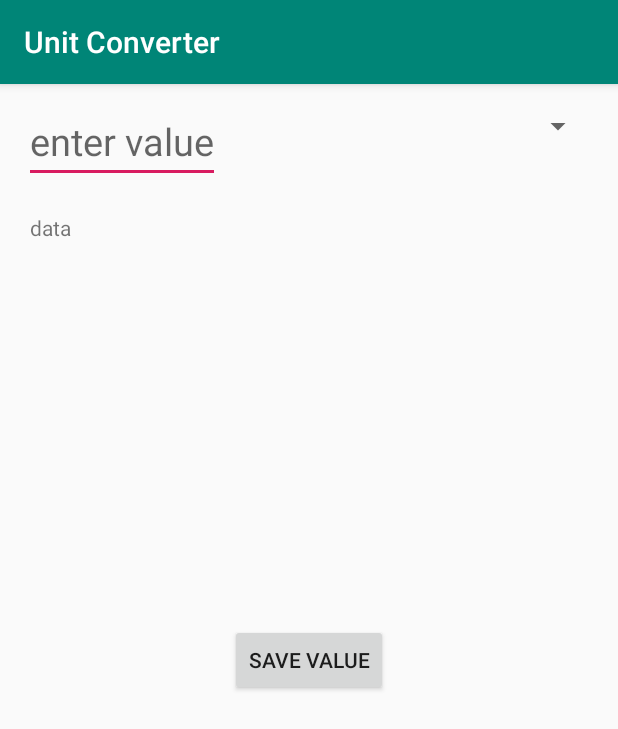
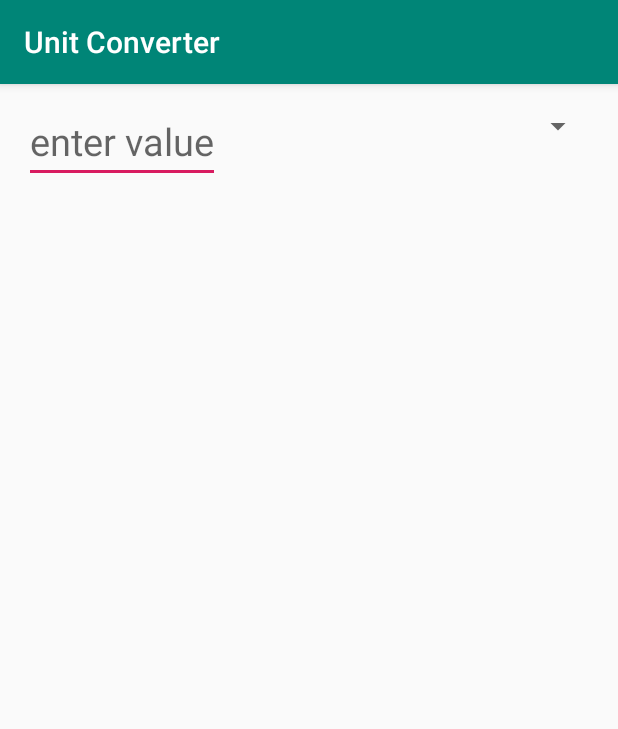
Before and after one commit to giovanniVitiello/convertitoreDiUnita, an Android app: the ConvertActivity screen opened directly, with no data from a screen before it, on a phone screen of 412 x 824 dp. Shown: the top 729 px of the screen. Run offline under Robolectric (Android 15) with nearby library versions, the phone set to English and light mode, and no system bars.

Commit message:
Add sharedPrefs in app, add data last Conversion without network. Fix detekt issues

```diff
--- a/app/src/main/java/com/example/convertitorediunita/RetrofitService.kt
+++ b/app/src/main/java/com/example/convertitorediunita/RetrofitService.kt
@@ -3,12 +3,12 @@ package com.example.convertitorediunita
 import android.content.Context
 import android.content.SharedPreferences
 import android.util.Log
-import android.view.View
-import android.widget.TextView
-import com.example.convertitorediunita.ui.converter.ConvertActivity
 import com.example.convertitorediunita.ui.converter.MoneyUtilResult
 import com.example.convertitorediunita.ui.model.Money
 import com.example.convertitorediunita.ui.model.MoneyUtil
+import java.text.SimpleDateFormat
+import java.util.Date
+import java.util.Locale
 import okhttp3.OkHttpClient
 import okhttp3.logging.HttpLoggingInterceptor
 import retrofit2.Call
@@ -19,13 +19,10 @@ import retrofit2.converter.gson.GsonConverterFactory
 import retrofit2.http.GET
 import retrofit2.http.Path
 import retrofit2.http.Query
-import java.text.SimpleDateFormat
-import java.util.*
-import java.util.logging.Handler
 
 private const val API_KEY = "35160723af91450bb52cb10b2a3c88ba"
 
-const val SHARED_PREFS_MAIN_NAME = "Euro"
+const val SHARED_PREFS_MAIN_NAME = "Money"
 const val SHARED_PREFS_EURO = "lastEuro"
 const val SHARED_PREFS_POUND = "lastDollar"
 const val SHARED_PREFS_DATA = "lastData"
@@ -41,7 +38,6 @@ class RetrofitService(val context: Context) {
     var euro = sharedPreferences.getFloat(SHARED_PREFS_EURO, 0f)
     var pound = sharedPreferences.getFloat(SHARED_PREFS_POUND, 0f)
     var data: String? = sharedPreferences.getString(SHARED_PREFS_DATA, " ")
-
 
     private val interceptor: HttpLoggingInterceptor = HttpLoggingInterceptor().apply {
         this.level = HttpLoggingInterceptor.Level.BODY
@@ -82,13 +78,7 @@ class RetrofitService(val context: Context) {
 
                 if (euro.toDouble() != 0.0 && pound.toDouble() != 0.0) {
                     val moneyUtil = MoneyUtil(MoneyUtil.Rates(euro.toDouble(), pound.toDouble()))
-                    receveir.receive(MoneyUtilResult.Success(moneyUtil))
-
-//                    val contextConvertActivity = context as ConvertActivity
-//                    val data : TextView = contextConvertActivity.findViewById(R.id.data)
-//                    data.visibility = View.VISIBLE
-//                    Thread.sleep(2000)
-//                    data.visibility = View.GONE
+                    receveir.receive(MoneyUtilResult.SuccessWithoutNetwork(moneyUtil))
                 } else
                     receveir.receive(MoneyUtilResult.Error(Throwable("error")))
             }
--- a/app/src/main/java/com/example/convertitorediunita/ui/chronology/ChronologyFragment.kt
+++ b/app/src/main/java/com/example/convertitorediunita/ui/chronology/ChronologyFragment.kt
@@ -1,7 +1,6 @@
 package com.example.convertitorediunita.ui.chronology
 
 import android.content.Intent
-import android.content.SharedPreferences
 import android.os.Bundle
 import android.os.Handler
 import android.util.Log
@@ -18,10 +17,9 @@ import com.example.convertitorediunita.MainActivity
 import com.example.convertitorediunita.R
 import com.example.convertitorediunita.db.Value
 import kotlin.random.Random
-import kotlinx.android.synthetic.main.fragment_chronology.*
+import kotlinx.android.synthetic.main.fragment_chronology.recyclerView
 
 const val DELAY_UPLOAD_DATA = 500L
-
 
 class ChronologyFragment : Fragment() {
 
--- a/app/src/main/java/com/example/convertitorediunita/ui/converter/ConvertViewModel.kt
+++ b/app/src/main/java/com/example/convertitorediunita/ui/converter/ConvertViewModel.kt
@@ -1,10 +1,8 @@
 package com.example.convertitorediunita.ui.converter
 
 import android.app.Application
-import android.content.Context
 import androidx.lifecycle.AndroidViewModel
 import androidx.lifecycle.MutableLiveData
-import androidx.lifecycle.ViewModel
 import com.example.convertitorediunita.ui.model.MoneyUtil
 
 sealed class ConvertEvent {
@@ -27,6 +25,8 @@ sealed class ConvertState {
     data class Error(val error: Throwable) : ConvertState()
     data class Success(val newString: String) : ConvertState()
     data class SuccessGbp(val newStringGbp: String) : ConvertState()
+    data class SuccessWithoutNetwork(val newString: String) : ConvertState()
+    data class SuccessGbpWithoutNetwork(val newStringGbp: String) : ConvertState()
     data class ReceiveFahrenheitFromCel(val fahrenheit: String) : ConvertState()
     data class ReceiveCelsiusFromFahrenheit(val celsius: String) : ConvertState()
     data class ReceiveKgFromG(val g: String) : ConvertState()
@@ -42,6 +42,7 @@ sealed class ConvertState {
 sealed class MoneyUtilResult {
     data class Error(val error: Throwable) : MoneyUtilResult()
     data class Success(val money: MoneyUtil) : MoneyUtilResult()
+    data class SuccessWithoutNetwork(val money: MoneyUtil) : MoneyUtilResult()
 }
 
 class ConvertViewModel(application: Application) : AndroidViewModel(application) {
--- a/app/src/main/res/layout/activity_convert.xml
+++ b/app/src/main/res/layout/activity_convert.xml
@@ -45,10 +45,11 @@
         android:id="@+id/data"
         android:layout_width="wrap_content"
         android:layout_height="wrap_content"
-        app:layout_constraintTop_toBottomOf="@id/progress"
+        app:layout_constraintTop_toBottomOf="@id/numero"
+        android:visibility="gone"
         app:layout_constraintStart_toStartOf="parent"
         android:layout_margin="20dp"
-        android:text="@string/data" />
+        android:text="@string/tassoDiCambio" />
 
     <Spinner
         android:id="@+id/spinner"
@@ -64,7 +65,8 @@
         android:id="@+id/save_network"
         android:layout_width="wrap_content"
         android:layout_height="wrap_content"
-        android:text="Save value"
+        android:text="@string/save_value"
+        android:visibility="gone"
         app:layout_constraintEnd_toEndOf="parent"
         app:layout_constraintTop_toTopOf="parent"
         app:layout_constraintStart_toStartOf="parent"
--- a/app/src/main/res/values/strings.xml
+++ b/app/src/main/res/values/strings.xml
@@ -33,4 +33,6 @@
     <string name="email">giovanni.vitiello10@gmail.com</string>
     <string name="unitConverter">unitConverter</string>
     <string name="data">data</string>
+    <string name="tassoDiCambio">Tasso di cambio:   </string>
+    <string name="save_value">Save value</string>
 </resources>
```
Also changed, not shown: app/src/main/java/com/example/convertitorediunita/ui/converter/Conversion.kt (+12 -1 lines), app/src/main/java/com/example/convertitorediunita/ui/converter/ConvertActivity.kt (+43 -6 lines), app/src/main/java/com/example/convertitorediunita/ui/converter/ConvertDetailActivity.kt (deleted, +0 -255 lines), app/src/main/java/com/example/convertitorediunita/ui/converter/ConvertDetailViewModel.kt (deleted, +0 -101 lines).
